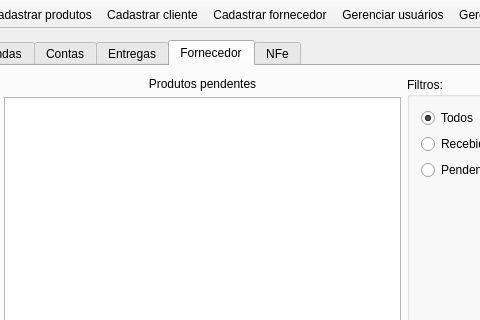
lellisls/ERP-STACCATO, file mainwindow.ui: the form before one commit; both pictures show x 132 to 612 and y 0 to 320 of the 1076 by 496 pixel window.
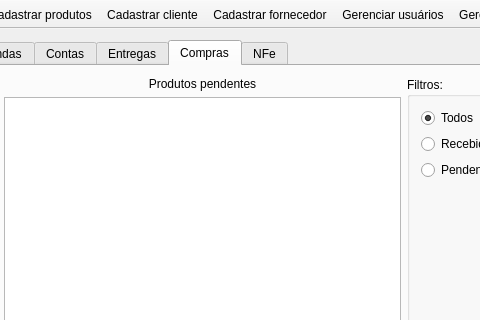
The form after the commit. The open tabs and pages were chosen to show the change.

Commit message: Transformar aba Fornecedor em Compras

The edit to the form file:
```diff
--- a/mainwindow.ui
+++ b/mainwindow.ui
@@ -528,7 +528,7 @@
       </widget>
       <widget class="QWidget" name="tabFornecedor">
        <attribute name="title">
-        <string>Fornecedor</string>
+        <string>Compras</string>
        </attribute>
        <layout class="QGridLayout" name="gridLayout_16">
         <item row="0" column="0">
```
Left out of the diff: 2 changed lines with no effect on the pictures.
